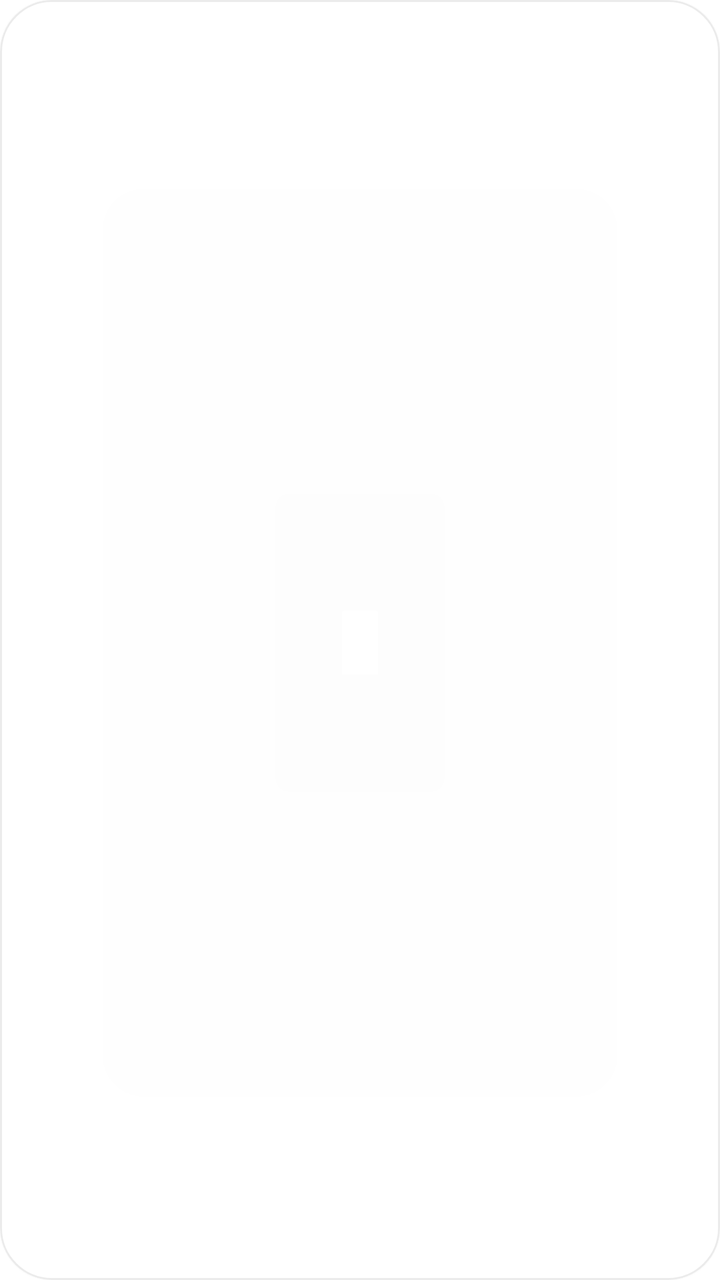
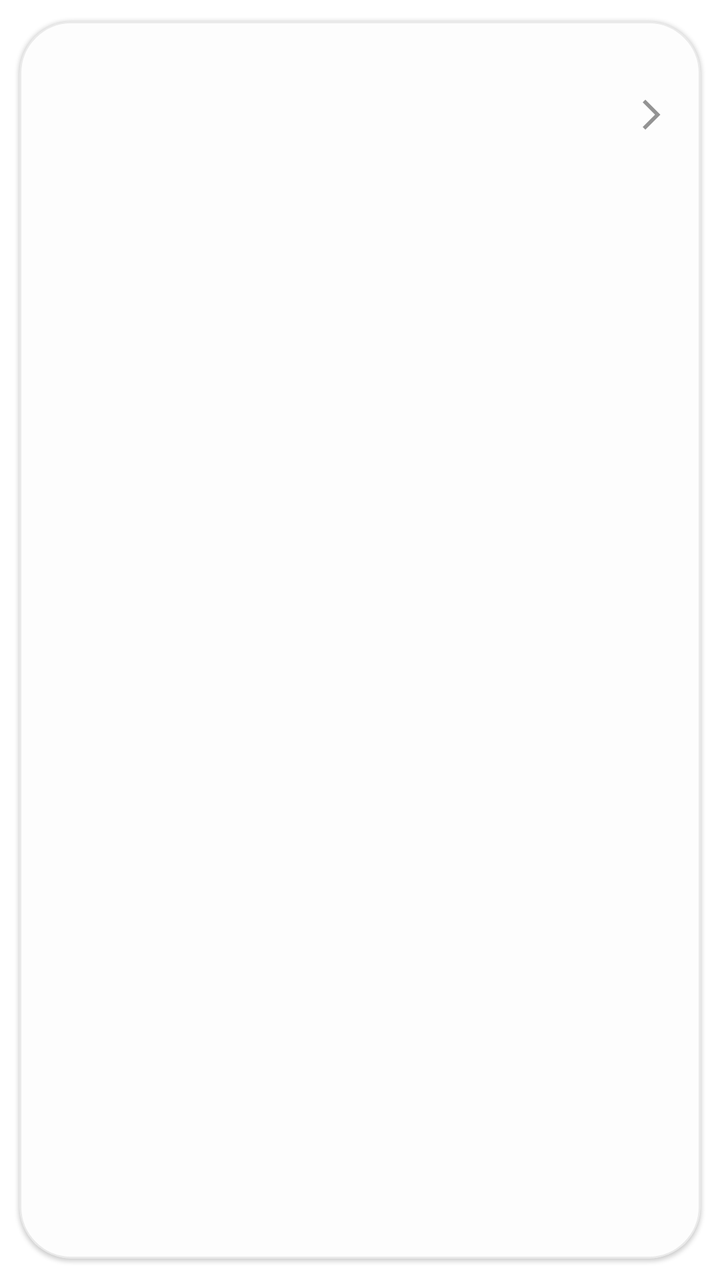

Screens rendered from an Android XML layout before and after an edit, with the pre-edit source and the edit as a unified diff.
<!-- AndroidManifest.xml: application theme Theme.Switchly -->
<!-- res/layout/item_blocked_inbox_event.xml -->
<?xml version="1.0" encoding="utf-8"?>
<com.google.android.material.card.MaterialCardView xmlns:android="http://schemas.android.com/apk/res/android"
    xmlns:app="http://schemas.android.com/apk/res-auto"
    style="@style/Switchly.Card"
    android:layout_width="match_parent"
    android:layout_height="wrap_content"
    android:layout_marginBottom="8dp"
    app:cardUseCompatPadding="false">

    <LinearLayout
        android:layout_width="match_parent"
        android:layout_height="wrap_content"
        android:orientation="horizontal"
        android:padding="12dp"
        android:gravity="center_vertical">

        <ImageView
            android:id="@+id/imgIcon"
            android:layout_width="36dp"
            android:layout_height="36dp"
            android:contentDescription="@null" />

        <Space
            android:layout_width="10dp"
            android:layout_height="1dp" />

        <LinearLayout
            android:layout_width="0dp"
            android:layout_height="wrap_content"
            android:layout_weight="1"
            android:orientation="vertical">

            <TextView
                android:id="@+id/tvTitle"
                android:layout_width="match_parent"
                android:layout_height="wrap_content"
                android:textStyle="bold"
                android:textSize="15.5sp"
                android:maxLines="1"
                android:ellipsize="end" />

            <TextView
                android:id="@+id/tvContent"
                android:layout_width="match_parent"
                android:layout_height="wrap_content"
                android:layout_marginTop="2dp"
                android:alpha="0.86"
                android:maxLines="2"
                android:ellipsize="end"
                android:textSize="13.5sp" />

            <TextView
                android:id="@+id/tvSubtitle"
                android:layout_width="match_parent"
                android:layout_height="wrap_content"
                android:layout_marginTop="2dp"
                android:alpha="0.78"
                android:maxLines="2"
                android:ellipsize="end" />
        </LinearLayout>

        <com.google.android.material.checkbox.MaterialCheckBox
            android:id="@+id/cbSelect"
            android:layout_width="wrap_content"
            android:layout_height="wrap_content"
            android:visibility="gone"
            android:clickable="false"
            android:focusable="false"
            app:useMaterialThemeColors="false"
            app:buttonTint="?attr/colorPrimary" />
    </LinearLayout>

</com.google.android.material.card.MaterialCardView>
<!-- resources referenced by this layout -->
<resources>
  <style name="Switchly.Card" parent="Widget.MaterialComponents.CardView">
          <item name="shapeAppearance">@style/ShapeAppearance.Switchly.Card</item>
          <item name="cardBackgroundColor">@color/switchly_card_bg</item>
          <item name="strokeColor">@color/switchly_card_stroke</item>
          <item name="strokeWidth">1dp</item>
          <item name="cardElevation">2dp</item>
          <item name="cardUseCompatPadding">true</item>
      </style>
  <style name="ShapeAppearance.Switchly.Card" parent="ShapeAppearance.MaterialComponents.LargeComponent">
          <item name="cornerFamily">rounded</item>
          <item name="cornerSize">26dp</item>
      </style>
  <color name="switchly_card_bg">#F7FFFFFF</color>
  <color name="switchly_card_stroke">#14000000</color>
  <color name="accent_default_green">#2E8B57</color>
  <style name="Switchly.Button" parent="Widget.MaterialComponents.Button">
          <item name="backgroundTint">?attr/colorPrimary</item>
          <item name="android:textColor">@android:color/white</item>
          <item name="cornerRadius">16dp</item>
          <item name="android:textAllCaps">false</item>
          <item name="android:insetTop">0dp</item>
          <item name="android:insetBottom">0dp</item>
          <item name="android:minHeight">52dp</item>
      </style>
  <style name="Switchly.Fab" parent="Widget.MaterialComponents.FloatingActionButton">
          <item name="backgroundTint">?attr/colorPrimary</item>
          <item name="tint">@android:color/white</item>
      </style>
  <style name="Switchly.TopBar" parent="Widget.MaterialComponents.Toolbar">
          
          <item name="android:background">?attr/colorPrimary</item>
          <item name="backgroundTint">?attr/colorPrimary</item>
  
          
          <item name="titleTextColor">@android:color/white</item>
  
          
          <item name="navigationIconTint">@android:color/white</item>
      </style>
  <style name="Switchly.TextInputLayout" parent="Widget.MaterialComponents.TextInputLayout.OutlinedBox">
          <item name="boxStrokeWidth">1dp</item>
          <item name="boxStrokeWidthFocused">2dp</item>
          <item name="boxCornerRadiusTopStart">12dp</item>
          <item name="boxCornerRadiusTopEnd">12dp</item>
          <item name="boxCornerRadiusBottomStart">12dp</item>
          <item name="boxCornerRadiusBottomEnd">12dp</item>
      </style>
  <style name="Switchly.AutoCompleteText" parent="Widget.MaterialComponents.AutoCompleteTextView.OutlinedBox">
          <item name="android:minHeight">56dp</item>
          <item name="android:paddingTop">12dp</item>
          <item name="android:paddingBottom">12dp</item>
          <item name="android:textAppearance">@style/TextAppearance.MaterialComponents.Body1</item>
      </style>
  <style name="ThemeOverlay.Switchly.Dialog" parent="ThemeOverlay.MaterialComponents.MaterialAlertDialog">
          <item name="colorControlActivated">?attr/colorPrimary</item>
          <item name="colorControlHighlight">?attr/colorPrimary</item>
          <item name="colorAccent">?attr/colorPrimary</item>
      </style>
  <!-- unchanged entries left out for length: 1 -->
</resources>

<!-- the commit's change to res/layout/item_blocked_inbox_event.xml (unified diff, before → after) -->
@@ -5,23 +5,29 @@
     android:layout_width="match_parent"
     android:layout_height="wrap_content"
     android:layout_marginBottom="8dp"
-    app:cardUseCompatPadding="false">
+    android:clickable="true"
+    android:focusable="true"
+    android:foreground="?attr/selectableItemBackground"
+    app:cardElevation="1dp"
+    app:cardUseCompatPadding="true">
 
     <LinearLayout
         android:layout_width="match_parent"
         android:layout_height="wrap_content"
+        android:gravity="center_vertical"
+        android:minHeight="72dp"
         android:orientation="horizontal"
-        android:padding="12dp"
-        android:gravity="center_vertical">
+        android:padding="16dp">
 
         <ImageView
             android:id="@+id/imgIcon"
-            android:layout_width="36dp"
-            android:layout_height="36dp"
-            android:contentDescription="@null" />
+            android:layout_width="24dp"
+            android:layout_height="24dp"
+            android:contentDescription="@null"
+            android:importantForAccessibility="no" />
 
         <Space
-            android:layout_width="10dp"
+            android:layout_width="14dp"
             android:layout_height="1dp" />
 
         <LinearLayout
@@ -34,40 +40,53 @@
                 android:id="@+id/tvTitle"
                 android:layout_width="match_parent"
                 android:layout_height="wrap_content"
-                android:textStyle="bold"
-                android:textSize="15.5sp"
+                android:ellipsize="end"
                 android:maxLines="1"
-                android:ellipsize="end" />
+                android:textSize="16sp"
+                android:textStyle="bold" />
 
             <TextView
                 android:id="@+id/tvContent"
                 android:layout_width="match_parent"
                 android:layout_height="wrap_content"
-                android:layout_marginTop="2dp"
-                android:alpha="0.86"
+                android:layout_marginTop="3dp"
+                android:ellipsize="end"
                 android:maxLines="2"
-                android:ellipsize="end"
-                android:textSize="13.5sp" />
+                android:textColor="?android:attr/textColorSecondary"
+                android:textSize="13sp" />
 
             <TextView
                 android:id="@+id/tvSubtitle"
                 android:layout_width="match_parent"
                 android:layout_height="wrap_content"
                 android:layout_marginTop="2dp"
-                android:alpha="0.78"
+                android:ellipsize="end"
                 android:maxLines="2"
-                android:ellipsize="end" />
+                android:textColor="?android:attr/textColorSecondary"
+                android:textSize="13sp" />
         </LinearLayout>
 
         <com.google.android.material.checkbox.MaterialCheckBox
             android:id="@+id/cbSelect"
             android:layout_width="wrap_content"
             android:layout_height="wrap_content"
-            android:visibility="gone"
+            android:layout_marginStart="8dp"
             android:clickable="false"
             android:focusable="false"
-            app:useMaterialThemeColors="false"
-            app:buttonTint="?attr/colorPrimary" />
+            android:visibility="gone"
+            app:buttonTint="?attr/colorPrimary"
+            app:useMaterialThemeColors="false" />
+
+        <ImageView
+            android:id="@+id/imgMore"
+            android:layout_width="18dp"
+            android:layout_height="18dp"
+            android:layout_marginStart="8dp"
+            android:alpha="0.7"
+            android:contentDescription="@null"
+            android:importantForAccessibility="no"
+            android:src="@drawable/arrow_forward_ios_24"
+            app:tint="?android:attr/textColorSecondary" />
     </LinearLayout>
 
 </com.google.android.material.card.MaterialCardView>
<!-- resource entries referenced after the edit -->
@@ -1,5 +1,15 @@
 <!-- resources referenced by this layout -->
 <resources>
+  <!-- drawable arrow_forward_ios_24 (drawable) -->
+  <vector xmlns:android="http://schemas.android.com/apk/res/android"
+      android:width="24dp"
+      android:height="24dp"
+      android:viewportWidth="960"
+      android:viewportHeight="960">
+      <path
+          android:pathData="m321,880 l-71,-71 329,-329 -329,-329 71,-71 400,400L321,880Z"
+          android:fillColor="?attr/colorOnSurface"/>
+  </vector>
   <style name="Switchly.Card" parent="Widget.MaterialComponents.CardView">
           <item name="shapeAppearance">@style/ShapeAppearance.Switchly.Card</item>
           <item name="cardBackgroundColor">@color/switchly_card_bg</item>
